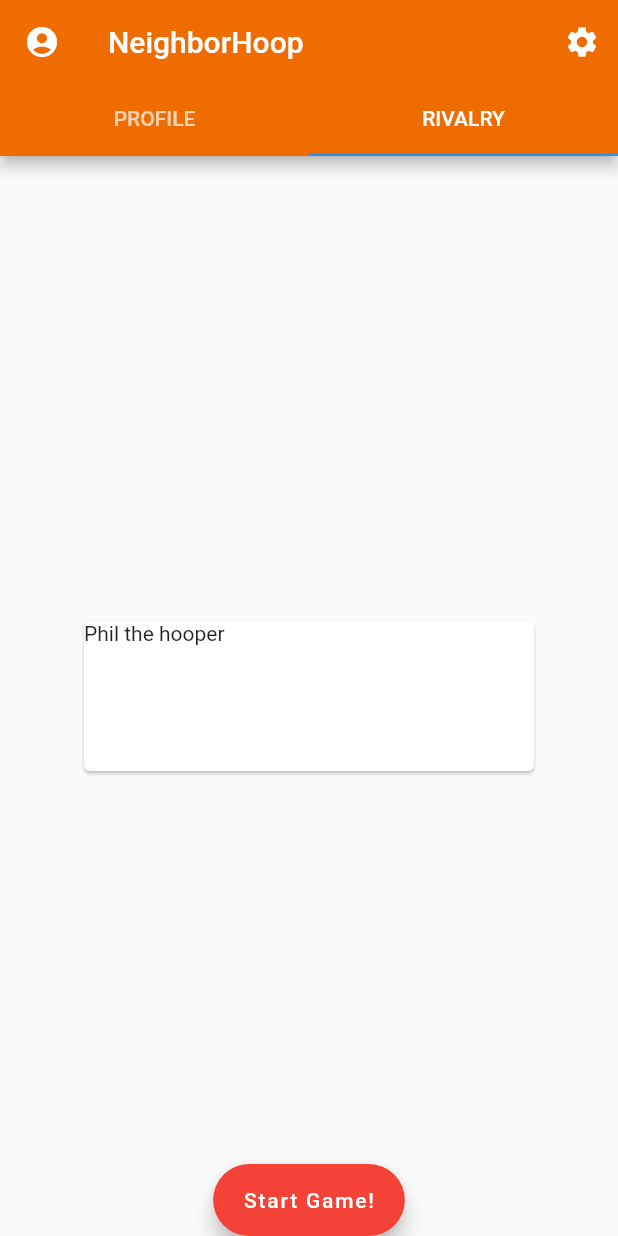
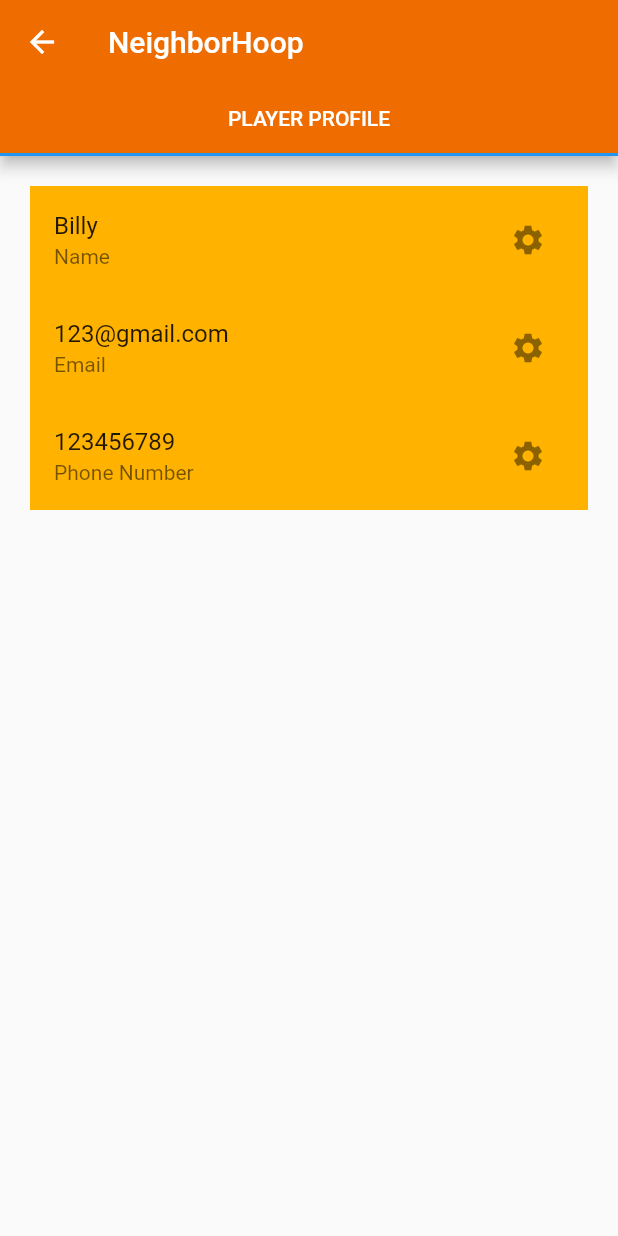
Before and after one commit to NeighborHoop/NeightborHoop, a Flutter app: the screen it shows after launch, tab 2 chosen, after a tap on the "account circle" icon, on a phone screen of 412 x 824 dp. Run offline on Flutter 3.47's test engine with Material 2 defaults, Android fonts, the phone set to English and light mode, and no system bars.

Commit message:
Added an avatar page

```diff
--- /dev/null
+++ b/lib/avatar.dart
@@ -0,0 +1,83 @@
+import 'package:flutter/material.dart';
+
+class Avatar extends StatefulWidget {
+  @override
+  AvatarState createState() => AvatarState();
+}
+
+class AvatarState extends State<Avatar> {
+  @override
+  Widget build(BuildContext context) {
+    return DefaultTabController(
+        length: 1,
+        child: Scaffold(
+          appBar: AppBar(
+            title: Text('NeighborHoop'),
+            bottom: TabBar(
+              tabs: <Widget>[
+                Tab(
+                  text: "PLAYER PROFILE",
+                ),
+              ],
+            ),
+          ),
+          body: TabBarView(children: <Widget>[
+            PlayerProfile(),
+          ]),
+        ));
+  }
+}
+
+class PlayerProfile extends StatefulWidget {
+  @override
+  PlayerProfileState createState() => PlayerProfileState();
+}
+
+class PlayerProfileState extends State<PlayerProfile> {
+  String name = "Billy";
+  String email = "123@gmail.com";
+  String number = "123456789";
+  Widget build(BuildContext context) {
+    return ListView(padding: const EdgeInsets.all(20), children: <Widget>[
+      ListTile(
+        title: Text('$name'),
+        subtitle: Text('Name'),
+        tileColor: Colors.amber[600],
+        onTap: () => setState(() {
+          name = "Phil";
+          print(name);
+        }),
+        trailing: IconButton(
+            icon: const Icon(Icons.settings),
+            tooltip: 'Change Name',
+            onPressed: () {
+              setState(() {
+                name = "Billy";
+              });
+            }),
+      ),
+      ListTile(
+        title: Text('${email}'),
+        subtitle: Text('Email'),
+        tileColor: Colors.amber[600],
+        trailing: IconButton(
+            icon: const Icon(Icons.settings),
+            tooltip: 'Change Email',
+            onPressed: () {
+              print('setemail');
+            }),
+      ),
+      ListTile(
+        title: Text('${number}'),
+        subtitle: Text('Phone Number'),
+        tileColor: Colors.amber[600],
+        trailing: IconButton(
+            icon: const Icon(Icons.settings),
+            tooltip: 'Change Phone Number',
+            onPressed: () {
+              print('setnumber');
+            }),
+      ),
+    ]);
+  }
+}
--- a/lib/main.dart
+++ b/lib/main.dart
@@ -1,6 +1,7 @@
 import 'package:flutter/material.dart';
 import 'package:flutter/semantics.dart';
 import './profile.dart';
+import './avatar.dart';
 
 void main() {
   runApp(MyApp());
@@ -11,9 +12,10 @@ class MyApp extends StatelessWidget {
   @override
   Widget build(BuildContext context) {
     return MaterialApp(
-        theme: ThemeData(primaryColor: Colors.orange[800]),
-        home: HomePage()
-    );
+        theme: ThemeData(primaryColor: Colors.orange[800]), home: HomePage(),
+        routes: {
+          '/avatar': (_) => Avatar()
+        });
   }
 }
 
@@ -27,50 +29,48 @@ class HomePageState extends State<HomePage> {
   Widget build(BuildContext context) {
     return DefaultTabController(
         length: 2,
-      child:Scaffold (
+        child: Scaffold(
           appBar: AppBar(
             title: Text('NeighborHoop'),
             leading: IconButton(
               icon: Icon(Icons.account_circle),
-              onPressed: (){
-                print('avatar');
+              onPressed: () {
+                Navigator.of(context).pushNamed(
+                  '/avatar'
+                );
               },
             ),
             actions: <Widget>[
               IconButton(
                   icon: const Icon(Icons.settings),
                   tooltip: 'Settings',
-                onPressed: (){
+                  onPressed: () {
                     print('settings');
-                }
-              )
+                  })
             ],
             bottom: TabBar(
               tabs: <Widget>[
                 Tab(
                   text: "PROFILE",
                 ),
-                Tab(
-                  text: "RIVALRY"
-                )
+                Tab(text: "RIVALRY")
               ],
             ),
           ),
-          body: TabBarView(
-            children: <Widget>[
+          body: TabBarView(children: <Widget>[
             Profile(),
             NameCard(),
           ]),
           floatingActionButton: FloatingActionButton.extended(
-            onPressed: (){
+            onPressed: () {
               print('Start game!');
             },
             label: Text('Start Game!'),
             backgroundColor: Colors.red,
           ),
-          floatingActionButtonLocation: FloatingActionButtonLocation.centerDocked,
-      )
-    );
+          floatingActionButtonLocation:
+              FloatingActionButtonLocation.centerDocked,
+        ));
   }
 }
 
```
Also changed, not shown: 2 other files. Lines whose indentation alone changed are shown as unchanged.
